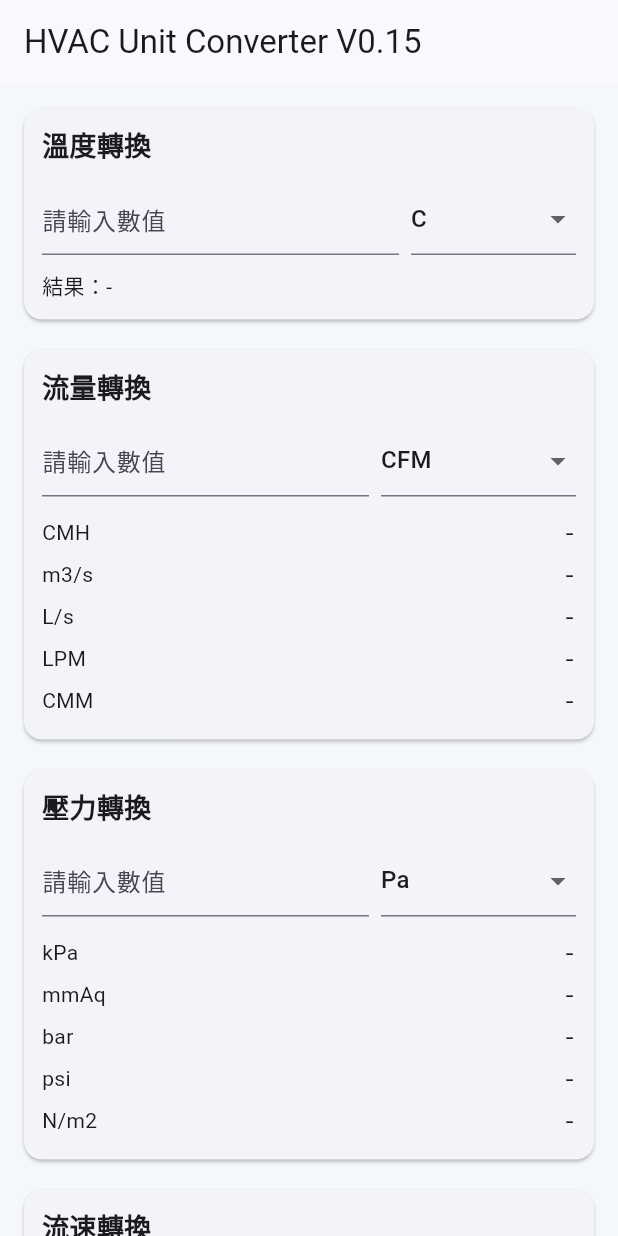
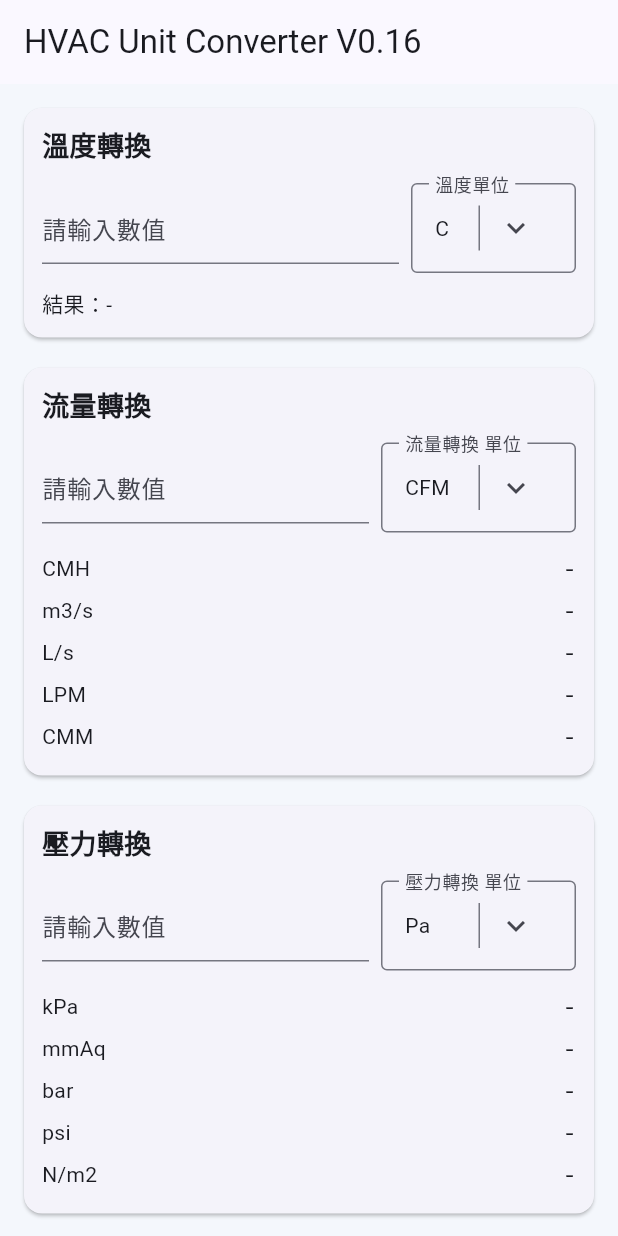
Before and after one commit to wuwu0102/hvac-unit-converter, a Flutter app: the screen it shows after launch, on a phone screen of 412 x 824 dp. Run offline on Flutter 3.47's test engine with Material 3 defaults, Android fonts, the phone set to English and light mode, and no system bars.

Commit message:
Improve mobile selector UX

```diff
--- a/lib/main.dart
+++ b/lib/main.dart
@@ -232,6 +232,22 @@ class _ConverterHomePageState extends State<ConverterHomePage> {
     );
   }
 
+  Widget _mobileSafeSelector({
+    required String label,
+    required String sheetTitle,
+    required String value,
+    required List<SelectorOption<String>> options,
+    required ValueChanged<String> onChanged,
+  }) {
+    return MobileSafeSelector<String>(
+      label: label,
+      sheetTitle: sheetTitle,
+      value: value,
+      options: options,
+      onChanged: onChanged,
+    );
+  }
+
   Widget _converterCard({required String title, required Widget child}) {
     return Card(
       elevation: 1,
@@ -270,15 +286,15 @@ class _ConverterHomePageState extends State<ConverterHomePage> {
               const SizedBox(width: 8),
               SizedBox(
                 width: 110,
-                child: DropdownButtonFormField<String>(
+                child: _mobileSafeSelector(
+                  label: '溫度單位',
+                  sheetTitle: '請選擇單位',
                   value: _tempUnit,
-                  items: const ['C', 'F']
-                      .map((u) => DropdownMenuItem(value: u, child: Text(u)))
-                      .toList(),
-                  onChanged: (value) {
-                    if (value == null) return;
-                    setState(() => _tempUnit = value);
-                  },
+                  options: const [
+                    SelectorOption(value: 'C', label: 'C'),
+                    SelectorOption(value: 'F', label: 'F'),
+                  ],
+                  onChanged: (value) => setState(() => _tempUnit = value),
                 ),
               ),
             ],
@@ -317,15 +333,14 @@ class _ConverterHomePageState extends State<ConverterHomePage> {
               const SizedBox(width: 8),
               SizedBox(
                 width: 130,
-                child: DropdownButtonFormField<String>(
+                child: _mobileSafeSelector(
+                  label: '$title 單位',
+                  sheetTitle: '請選擇單位',
                   value: selectedUnit,
-                  items: units
-                      .map((u) => DropdownMenuItem(value: u, child: Text(u)))
+                  options: units
+                      .map((u) => SelectorOption(value: u, label: u))
                       .toList(),
-                  onChanged: (value) {
-                    if (value == null) return;
-                    onUnitChanged(value);
-                  },
+                  onChanged: onUnitChanged,
                 ),
               ),
             ],
@@ -353,15 +368,14 @@ class _ConverterHomePageState extends State<ConverterHomePage> {
               const SizedBox(width: 8),
               SizedBox(
                 width: 120,
-                child: DropdownButtonFormField<String>(
+                child: _mobileSafeSelector(
+                  label: '流量單位',
+                  sheetTitle: '請選擇單位',
                   value: _pipeFlowUnit,
-                  items: const ['CFM', 'CMH', 'm3/s', 'L/s', 'LPM', 'CMM']
-                      .map((u) => DropdownMenuItem(value: u, child: Text(u)))
-                      .toList(),
-                  onChanged: (value) {
-                    if (value == null) return;
-                    setState(() => _pipeFlowUnit = value);
-                  },
+                  options: const ['CFM', 'CMH', 'm3/s', 'L/s', 'LPM', 'CMM']
+                      .map((u) => SelectorOption(value: u, label: u))
+                      .toList(growable: false),
+                  onChanged: (value) => setState(() => _pipeFlowUnit = value),
                 ),
               ),
             ],
@@ -414,30 +428,27 @@ class _ConverterHomePageState extends State<ConverterHomePage> {
               const SizedBox(width: 8),
               SizedBox(
                 width: 120,
-                child: DropdownButtonFormField<String>(
+                child: _mobileSafeSelector(
+                  label: '壓差單位',
+                  sheetTitle: '請選擇單位',
                   value: _dpMeasuredUnit,
-                  items: const ['kPa', 'mAq', 'bar', 'psi']
-                      .map((u) => DropdownMenuItem(value: u, child: Text(u)))
-                      .toList(),
-                  onChanged: (value) {
-                    if (value == null) return;
-                    setState(() => _dpMeasuredUnit = value);
-                  },
+                  options: const ['kPa', 'mAq', 'bar', 'psi']
+                      .map((u) => SelectorOption(value: u, label: u))
+                      .toList(growable: false),
+                  onChanged: (value) => setState(() => _dpMeasuredUnit = value),
                 ),
               ),
             ],
           ),
           const SizedBox(height: 8),
-          DropdownButtonFormField<String>(
+          _mobileSafeSelector(
+            label: '使用管徑',
+            sheetTitle: '請選擇管徑',
             value: _dpPipeSize,
-            decoration: const InputDecoration(labelText: '使用管徑'),
-            items: _pipeSizeList
-                .map((p) => DropdownMenuItem(value: p.a, child: Text(p.a)))
+            options: _pipeSizeList
+                .map((p) => SelectorOption(value: p.a, label: '${p.a} / ${p.inchDn}'))
                 .toList(),
-            onChanged: (value) {
-              if (value == null) return;
-              setState(() => _dpPipeSize = value);
-            },
+            onChanged: (value) => setState(() => _dpPipeSize = value),
           ),
           const Divider(height: 24),
           _resultRows({'預估流量（LPM）': _formatNumber(correctedFlow)}),
@@ -459,15 +470,14 @@ class _ConverterHomePageState extends State<ConverterHomePage> {
               const SizedBox(width: 8),
               SizedBox(
                 width: 120,
-                child: DropdownButtonFormField<String>(
+                child: _mobileSafeSelector(
+                  label: '參考壓損單位',
+                  sheetTitle: '請選擇單位',
                   value: _dpRefLossUnit,
-                  items: const ['kPa', 'mAq', 'bar']
-                      .map((u) => DropdownMenuItem(value: u, child: Text(u)))
-                      .toList(),
-                  onChanged: (value) {
-                    if (value == null) return;
-                    setState(() => _dpRefLossUnit = value);
-                  },
+                  options: const ['kPa', 'mAq', 'bar']
+                      .map((u) => SelectorOption(value: u, label: u))
+                      .toList(growable: false),
+                  onChanged: (value) => setState(() => _dpRefLossUnit = value),
                 ),
               ),
             ],
@@ -480,7 +490,7 @@ class _ConverterHomePageState extends State<ConverterHomePage> {
   @override
   Widget build(BuildContext context) {
     return Scaffold(
-      appBar: AppBar(title: const Text('HVAC Unit Converter V0.15')),
+      appBar: AppBar(title: const Text('HVAC Unit Converter V0.16')),
       body: LayoutBuilder(
         builder: (context, constraints) {
           final width = constraints.maxWidth;
@@ -555,3 +565,105 @@ class PipeSuggestion {
     required this.exceedsRecommendedRange,
   });
 }
+
+class SelectorOption<T> {
+  final T value;
+  final String label;
+
+  const SelectorOption({required this.value, required this.label});
+}
+
+class MobileSafeSelector<T> extends StatelessWidget {
+  final String label;
+  final String sheetTitle;
+  final T value;
+  final List<SelectorOption<T>> options;
+  final ValueChanged<T> onChanged;
+
+  const MobileSafeSelector({
+    super.key,
+    required this.label,
+    required this.sheetTitle,
+    required this.value,
+    required this.options,
+    required this.onChanged,
+  });
+
+  @override
+  Widget build(BuildContext context) {
+    final selected = options.firstWhere((option) => option.value == value);
+    return InputDecorator(
+      decoration: InputDecoration(
+        labelText: label,
+        border: const OutlineInputBorder(),
+        contentPadding: const EdgeInsets.symmetric(horizontal: 12, vertical: 6),
+      ),
+      child: Row(
+        children: [
+          Expanded(
+            child: Text(
+              selected.label,
+              maxLines: 1,
+              overflow: TextOverflow.ellipsis,
+            ),
+          ),
+          Container(
+            width: 1,
+            height: 30,
+            color: Theme.of(context).dividerColor,
+          ),
+          IconButton(
+            tooltip: '開啟選單',
+            visualDensity: VisualDensity.standard,
+            icon: const Icon(Icons.keyboard_arrow_down),
+            onPressed: () => _showSelectorBottomSheet(context),
+          ),
+        ],
+      ),
+    );
+  }
+
+  Future<void> _showSelectorBottomSheet(BuildContext context) async {
+    final selected = await showModalBottomSheet<T>(
+      context: context,
+      showDragHandle: true,
+      builder: (sheetContext) {
+        return SafeArea(
+          child: Column(
+            mainAxisSize: MainAxisSize.min,
+            children: [
+              Padding(
+                padding: const EdgeInsets.fromLTRB(16, 8, 16, 8),
+                child: Align(
+                  alignment: Alignment.centerLeft,
+                  child: Text(
+                    sheetTitle,
+                    style: Theme.of(context).textTheme.titleMedium,
+                  ),
+                ),
+              ),
+              Flexible(
+                child: ListView(
+                  shrinkWrap: true,
+                  children: options
+                      .map(
+                        (option) => ListTile(
+                          title: Text(option.label),
+                          trailing: option.value == value ? const Icon(Icons.check) : null,
+                          onTap: () => Navigator.of(sheetContext).pop(option.value),
+                        ),
+                      )
+                      .toList(),
+                ),
+              ),
+            ],
+          ),
+        );
+      },
+    );
+
+    if (selected != null && selected != value) {
+      onChanged(selected);
+    }
+  }
+}
```
